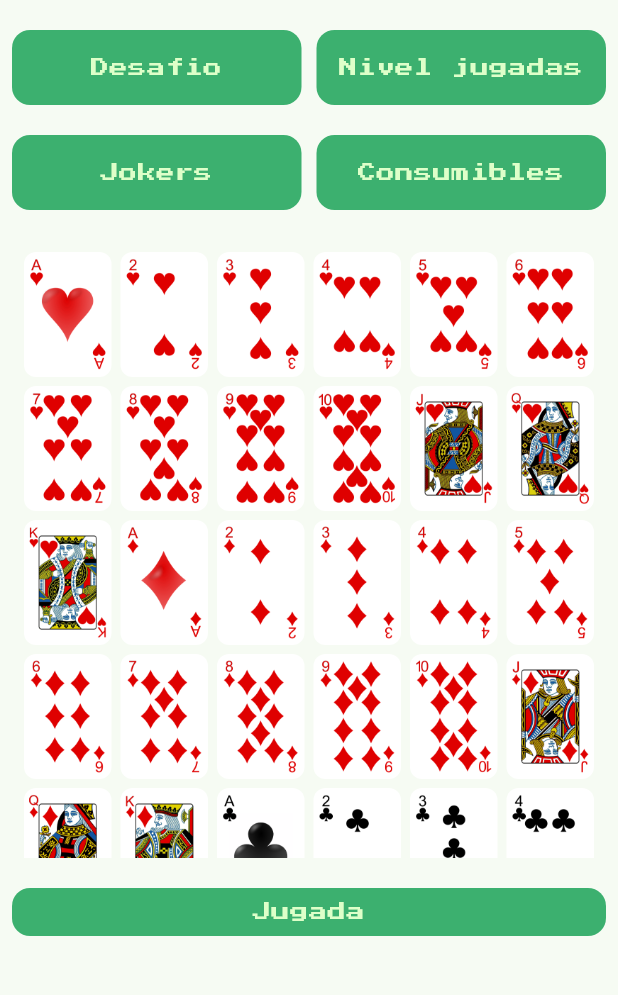
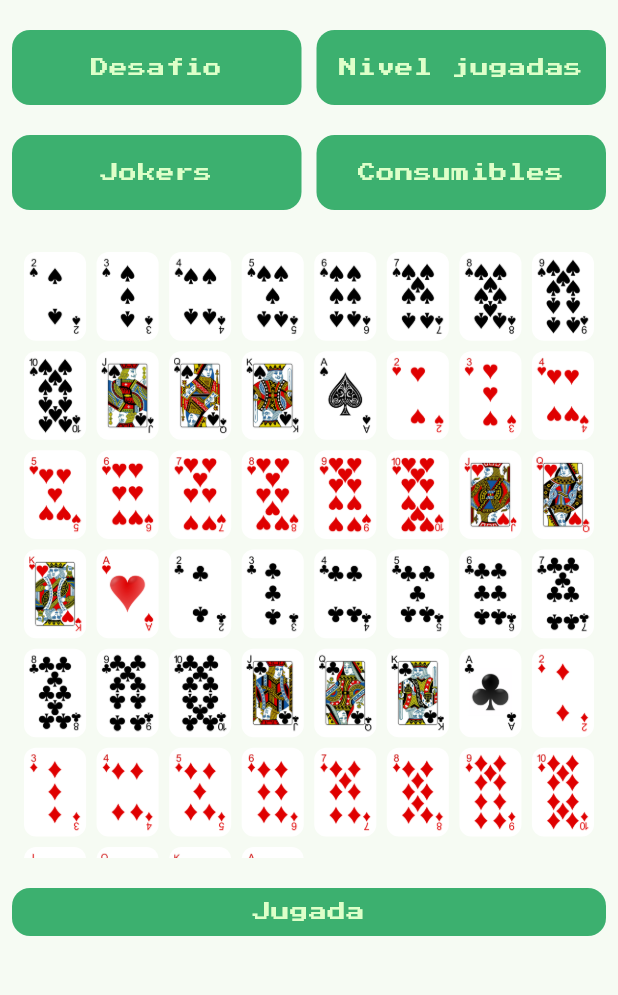
Before and after one commit to Juanca0312/balatro_calculator, a Flutter app: the screen it shows after launch, on a phone screen of 412 x 824 dp, the part 63-1058 px from its top. Run offline on Flutter 3.47's test engine with Material 3 defaults, Android fonts, the phone set to English and light mode, and no system bars; our stand-ins replace equatable, flutter_bloc.

Commit message:
refactor: reorder card ranks and adjust card suit enum for consistency

```diff
--- a/lib/core/enums/card_rank.dart
+++ b/lib/core/enums/card_rank.dart
@@ -1,5 +1,4 @@
 enum CardRank {
-  A('A', 11, 14),
   two('2', 2, 2),
   three('3', 3, 3),
   four('4', 4, 4),
@@ -11,7 +10,8 @@ enum CardRank {
   ten('10', 10, 10),
   J('J', 10, 11),
   Q('Q', 10, 12),
-  K('K', 10, 13);
+  K('K', 10, 13),
+  A('A', 11, 14);
 
   const CardRank(this.symbol, this.gameScore, this.value);
 
--- a/lib/core/enums/card_suit.dart
+++ b/lib/core/enums/card_suit.dart
@@ -1,8 +1,8 @@
 enum CardSuit {
+  spades('spades'),
   hearts('hearts'),
-  diamonds('diamonds'),
   clubs('clubs'),
-  spades('spades');
+  diamonds('diamonds');
 
   const CardSuit(this.name);
   final String name;
--- a/lib/features/calculator/presentation/sections/deck_section.dart
+++ b/lib/features/calculator/presentation/sections/deck_section.dart
@@ -13,15 +13,30 @@ class DeckSection extends StatelessWidget {
       (DeckCubit cubit) => cubit.state.selectedCards,
     );
 
+    final size = MediaQuery.of(context).size;
+
+    // Ajusta el ancho deseado por carta (puedes tunear este valor)
+    const desiredCardWidth = 50.0;
+    final crossAxisCount = (size.width / desiredCardWidth).floor().clamp(1, 20);
+
+    // O bien fuerza el crossAxisCount si quieres un valor fijo por orientación
+    // final crossAxisCount = orientation == Orientation.portrait ? 7 : 13;
+
+    // Calcula el aspect ratio dinámico
+    final spacing = 7 * (crossAxisCount + 1); // Espaciado total
+    final cardWidth = (size.width - spacing) / crossAxisCount;
+    final cardHeight = cardWidth / 0.7; // 0.7 es el aspect ratio original
+    final childAspectRatio = cardWidth / cardHeight;
+
     return SizedBox(
-      height: MediaQuery.of(context).size.height * 0.5,
+      height: size.height * 0.5,
       child: GridView.builder(
         padding: const EdgeInsets.all(8),
-        gridDelegate: const SliverGridDelegateWithFixedCrossAxisCount(
-          crossAxisCount: 6,
-          mainAxisSpacing: 6,
-          crossAxisSpacing: 6,
-          childAspectRatio: 0.7,
+        gridDelegate: SliverGridDelegateWithFixedCrossAxisCount(
+          crossAxisCount: crossAxisCount,
+          mainAxisSpacing: 7,
+          crossAxisSpacing: 7,
+          childAspectRatio: childAspectRatio,
         ),
         itemCount: deck.length,
         itemBuilder: (context, index) {
```
